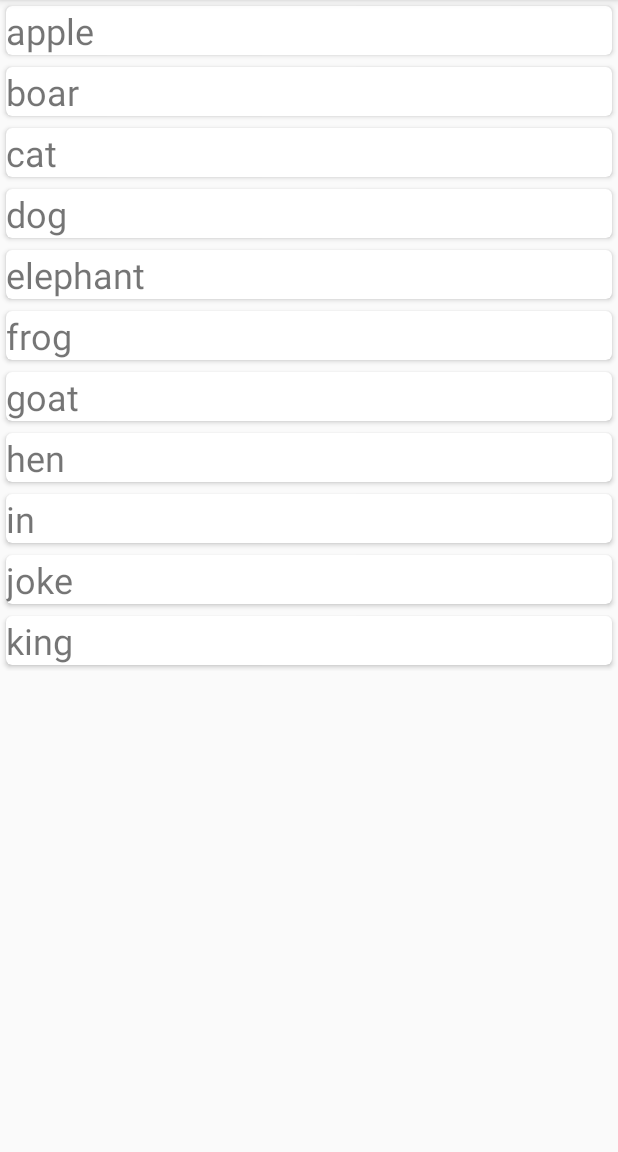
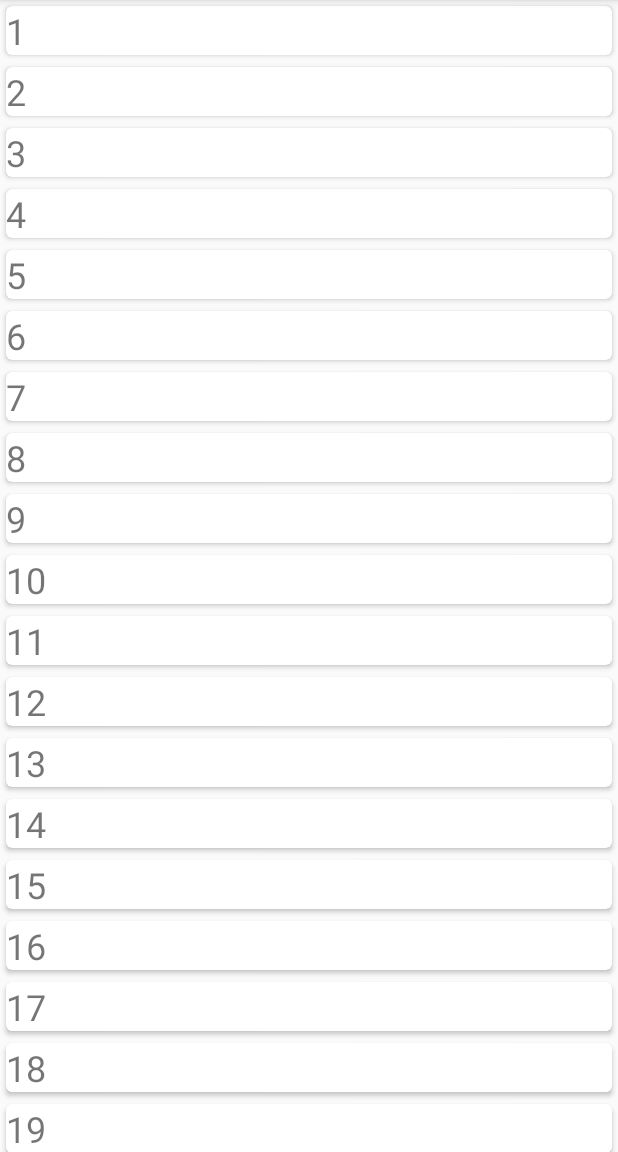
Before and after one commit to gegeggegeg/KotlinPractice, an Android app: the RecyclerActivity screen opened directly, with no data from a screen before it, on a phone screen of 412 x 824 dp, the part 84-1236 px from its top. Run offline under Robolectric (Android 15) with nearby library versions, the phone set to English and light mode, and no system bars.

Commit message:
add something

```diff
--- a/app/src/main/java/com/chen/peter/kotlinpractice/KAdapter.kt
+++ b/app/src/main/java/com/chen/peter/kotlinpractice/KAdapter.kt
@@ -7,7 +7,7 @@ import android.view.ViewGroup
 import java.util.ArrayList
 
 
-class KAdapter : RecyclerView.Adapter<KHolder> {
+open class KAdapter : RecyclerView.Adapter<KHolder> {
 
     var list:ArrayList<String>
 
--- a/app/src/main/java/com/chen/peter/kotlinpractice/RecyclerActivity.kt
+++ b/app/src/main/java/com/chen/peter/kotlinpractice/RecyclerActivity.kt
@@ -14,23 +14,13 @@ class RecyclerActivity: AppCompatActivity() {
         setContentView(R.layout.activity_recycler)
         initList()
         var recyclerView : RecyclerView = findViewById(R.id.recycler)
-        var kAdapter:KAdapter = KAdapter(list)
-        var linearLayout : LinearLayoutManager = LinearLayoutManager(this)
-        recyclerView.layoutManager = linearLayout
-        recyclerView.adapter = (kAdapter)
+        recyclerView.layoutManager = object :LinearLayoutManager(this){}
+        recyclerView.adapter = object : KAdapter(list){}
     }
 
     fun initList(){
-        list.add("apple")
-        list.add("boar")
-        list.add("cat")
-        list.add("dog")
-        list.add("elephant")
-        list.add("frog")
-        list.add("goat")
-        list.add("hen")
-        list.add("in")
-        list.add("joke")
-        list.add("king")
+        for(number in 1..20){
+            list.add(number.toString())
+        }
     }
 }
```
Also changed, not shown: app/src/main/java/com/chen/peter/kotlinpractice/MainActivity.kt (+16 -0 lines), app/src/main/res/drawable-hdpi/ic_notification.png (added), app/src/main/res/drawable-mdpi/ic_notification.png (added), app/src/main/res/drawable-xhdpi/ic_notification.png (added), app/src/main/res/drawable-xxhdpi/ic_notification.png (added).
